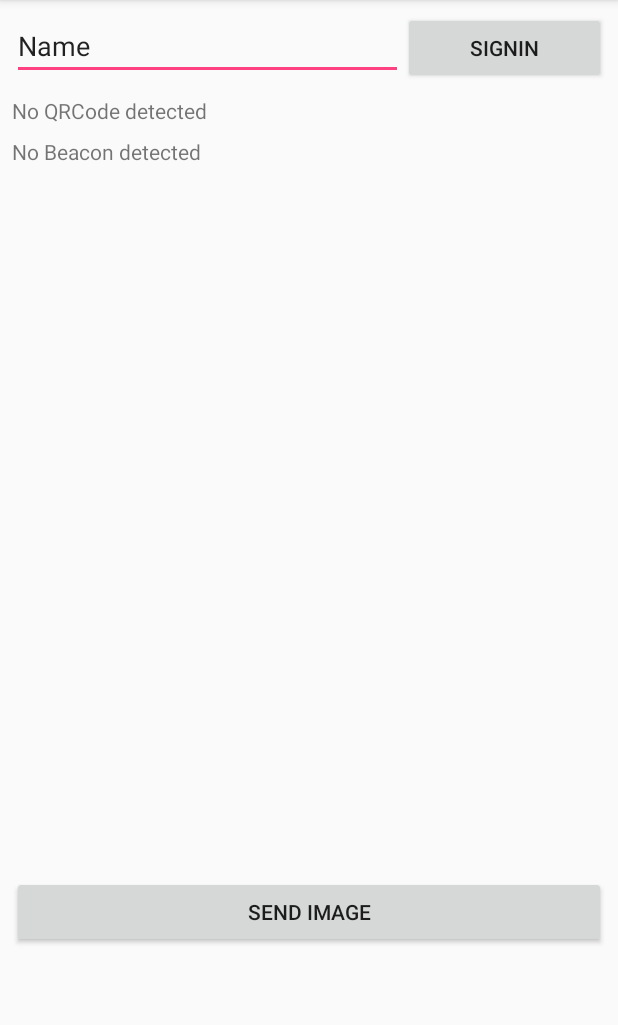
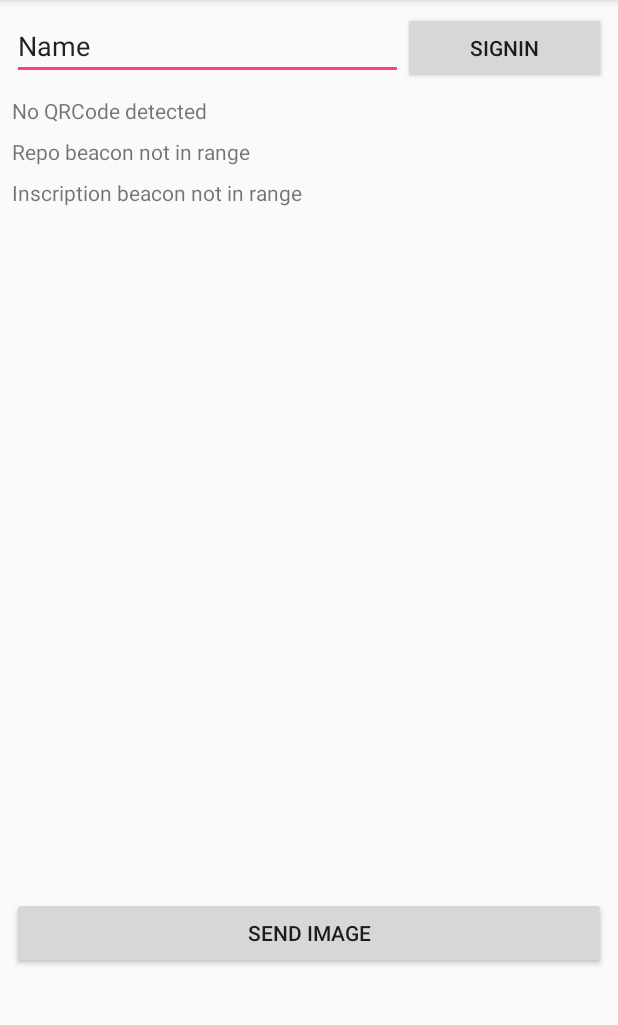
Before and after one commit to florian-texier/soc-3A-necas-bonnet, an Android app: the screen it shows after launch (MainActivity), on a phone screen of 412 x 824 dp, the part 84-1109 px from its top. Run offline under Robolectric (Android 15) with nearby library versions, the phone set to English and light mode, and no system bars; our stand-ins replace Volley; libraries missing offline, so code that uses them is left out: com.google.android.gms, org.altbeacon.beacon; 12 statements that could not run were skipped.

Commit message:
Serveur Local :D

```diff
--- a/geocasher-android/geocasher/app/src/main/java/com/example/floriannecas/geocasher/MainActivity.java
+++ b/geocasher-android/geocasher/app/src/main/java/com/example/floriannecas/geocasher/MainActivity.java
@@ -6,7 +6,6 @@ import android.content.DialogInterface;
 import android.content.Intent;
 import android.content.SharedPreferences;
 import android.content.pm.PackageManager;
-import android.net.Uri;
 import android.os.Build;
 import android.support.annotation.NonNull;
 import android.support.v4.app.ActivityCompat;
@@ -17,7 +16,6 @@ import android.util.SparseArray;
 import android.view.View;
 import android.widget.Button;
 import android.widget.EditText;
-import android.widget.ImageView;
 import android.widget.ListAdapter;
 import android.widget.ListView;
 import android.widget.SimpleAdapter;
@@ -30,8 +28,10 @@ import org.json.JSONObject;
 
 import android.os.RemoteException;
 import android.support.v7.app.AlertDialog;
+import android.widget.Toast;
 
 
+import com.android.volley.DefaultRetryPolicy;
 import com.android.volley.Request;
 import com.android.volley.RequestQueue;
 import com.android.volley.Response;
@@ -46,8 +46,8 @@ import com.google.android.gms.vision.barcode.BarcodeDetector;
 import java.util.ArrayList;
 import java.util.Collection;
 import java.util.HashMap;
-import java.util.HashSet;
-import java.util.Set;
+
+import static java.lang.String.format;
 
 
 public class MainActivity extends AppCompatActivity implements BeaconConsumer{
@@ -55,7 +55,7 @@ public class MainActivity extends AppCompatActivity implements BeaconConsumer{
     static final int REQUEST_PERMCAM = 1;
     public static final String MyPREFERENCES = "MyPrefs" ;
     int PERMISSION_ALL = 1;
-    String BASE_URL = "https://polar-bayou-90643.herokuapp.com/";
+    String BASE_URL = "http://172.30.0.147:5001/";
 
     static final String TAG = "Geocasher";
 
@@ -65,7 +65,8 @@ public class MainActivity extends AppCompatActivity implements BeaconConsumer{
 
     // View Components
     TextView mQrCodeLabel;
-    TextView mBeaconLabel;
+    TextView mBeaconInscLabel;
+    TextView mBeaconDepLabel;
     Button mbtnSelectImage;
     Button mbtnSignIn;
     EditText mNameEditor;
@@ -85,10 +86,12 @@ public class MainActivity extends AppCompatActivity implements BeaconConsumer{
 
         mList = (ListView) findViewById(R.id.listView);
         mQrCodeLabel = (TextView) findViewById(R.id.QrCodeLabel);
-        mBeaconLabel = (TextView) findViewById(R.id.BeaconLabel);
+        mBeaconInscLabel = (TextView) findViewById(R.id.BeaconInscDistance);
+        mBeaconDepLabel = (TextView) findViewById(R.id.BeaconDepDistance);
         mbtnSelectImage = (Button) findViewById(R.id.btnSelectImage);
         mbtnSignIn = (Button) findViewById(R.id.btnSignIn);
         mNameEditor = (EditText) findViewById(R.id.nameEditor);
+        mRequestQueue = Volley.newRequestQueue(this);
 
 
         SharedPreferences prefs = getSharedPreferences(MyPREFERENCES, MODE_PRIVATE);
@@ -121,9 +124,6 @@ public class MainActivity extends AppCompatActivity implements BeaconConsumer{
             }
         });
 
-
-        mRequestQueue = Volley.newRequestQueue(this);
-
     }
 
     /************************* Screen interact *************************/
@@ -136,11 +136,20 @@ public class MainActivity extends AppCompatActivity implements BeaconConsumer{
         });
     }
 
-    void displayBeacon(final String message) {
+    void displayInscBeacon(final String message) {
         runOnUiThread(new Runnable() {
             @Override
             public void run() {
-                mBeaconLabel.setText(message);
+                mBeaconInscLabel.setText(message);
+            }
+        });
+    }
+
+    void displayRepBeacon(final String message) {
+        runOnUiThread(new Runnable() {
+            @Override
+            public void run() {
+                mBeaconDepLabel.setText(message);
             }
         });
     }
@@ -273,10 +282,20 @@ public class MainActivity extends AppCompatActivity implements BeaconConsumer{
             @Override
             public void didRangeBeaconsInRegion(Collection<Beacon> collection, Region region) {
                 for(Beacon beacon : collection) {
-                    //displayBeacon(Double.toString(beacon.getDistance()));
-                    //Log.i(TAG, "Detected beacon : " + beacon.getId1());
-                    //Log.i(TAG, "Detected beacon @ distance " + beacon.getDistance());
-                    displayBeacon("Beacon distance : " + Double.toString(beacon.getDistance()));
+                    //Log.i(TAG, "Detected beacon : " + beacon.getId1().toString());
+                    //Log.i(TAG, "ID2 : " + beacon.getId2().toString());
+                    if (beacon.getId1().toString().equals("0xdeadbeef1ee7cafebabe")) {
+                        //Log.i(TAG, "ID passed : " + beacon.getId2().toString());
+                        if (beacon.getId2().toString().equals("0xc0ffee0ff1c3")){
+                            //Log.i(TAG, "Repo beacon");
+                            displayRepBeacon("Beacon Repo distance : " + format("%.2f", beacon.getDistance()) + " m");
+                        }
+                        else if (beacon.getId2().toString().equals("0xc0ffee0ff1ce")){
+                            //Log.i(TAG, "Depo beacon");
+                            displayInscBeacon("Beacon Insc distance : " + format("%.2f", beacon.getDistance())+ " m");
+                        }
+                    }
+
                     changeBtnImageState(true);
                 }
             }
@@ -326,6 +345,7 @@ public class MainActivity extends AppCompatActivity implements BeaconConsumer{
             // do nothing
         }
 
+
         Response.Listener<JSONObject> onSuccess = new Response.Listener<JSONObject>() {
             @Override
             public void onResponse(JSONObject response) {
@@ -350,12 +370,15 @@ public class MainActivity extends AppCompatActivity implements BeaconConsumer{
             @Override
             public void onErrorResponse(VolleyError error) {
                 Log.i(TAG, "Erreur inscription");
+                Toast toast = Toast.makeText(MainActivity.this, "Utilisateur déja inscrit", Toast.LENGTH_LONG);
+                toast.show();
             }
         };
 
         Log.e(TAG, postData.toString());
         JsonObjectRequest request = new JsonObjectRequest(Request.Method.POST, endpointUrl, postData, onSuccess, onError);
 
+        request.setRetryPolicy(new DefaultRetryPolicy(5000, DefaultRetryPolicy.DEFAULT_MAX_RETRIES, DefaultRetryPolicy.DEFAULT_BACKOFF_MULT));
         mRequestQueue.add(request);
     }
 
@@ -389,14 +412,4 @@ public class MainActivity extends AppCompatActivity implements BeaconConsumer{
         Intent intent = new Intent(this, ImageActivity.class);
         startActivity(intent);
     }
-
-    private void showAlertDialog(String title, String message, DialogInterface.OnDismissListener onDismissListener) {
-        final AlertDialog.Builder builder = new AlertDialog.Builder(this);
-        builder.setTitle(title);
-        builder.setMessage(message);
-        builder.setPositiveButton(android.R.string.ok, null);
-        if (onDismissListener != null) builder.setOnDismissListener(onDismissListener);
-        builder.show();
-    }
-
 }
--- a/geocasher-android/geocasher/app/src/main/res/layout/activity_main.xml
+++ b/geocasher-android/geocasher/app/src/main/res/layout/activity_main.xml
@@ -49,13 +49,25 @@
             </LinearLayout>
 
             <TextView
-                android:id="@+id/BeaconLabel"
+                android:id="@+id/BeaconInscDistance"
                 android:layout_width="match_parent"
                 android:layout_height="wrap_content"
                 android:layout_marginEnd="8dp"
                 android:layout_marginStart="8dp"
                 android:layout_marginTop="8dp"
-                android:text="No Beacon detected"
+                android:text="Inscription beacon not in range"
+                app:layout_constraintEnd_toEndOf="parent"
+                app:layout_constraintStart_toStartOf="parent"
+                app:layout_constraintTop_toBottomOf="@+id/BeaconDepDistance" />
+
+            <TextView
+                android:id="@+id/BeaconDepDistance"
+                android:layout_width="match_parent"
+                android:layout_height="wrap_content"
+                android:layout_marginEnd="8dp"
+                android:layout_marginStart="8dp"
+                android:layout_marginTop="8dp"
+                android:text="Repo beacon not in range"
                 app:layout_constraintEnd_toEndOf="parent"
                 app:layout_constraintStart_toStartOf="parent"
                 app:layout_constraintTop_toBottomOf="@+id/QrCodeLabel" />
@@ -86,7 +98,7 @@
                 app:layout_constraintEnd_toEndOf="parent"
                 app:layout_constraintHorizontal_bias="0.0"
                 app:layout_constraintStart_toStartOf="parent"
-                app:layout_constraintTop_toBottomOf="@+id/BeaconLabel" />
+                app:layout_constraintTop_toBottomOf="@+id/BeaconInscDistance" />
 
             <Button
                 android:id="@+id/btnSelectImage"
```
Also changed, not shown: geocasher-android/geocasher/app/src/main/java/com/example/floriannecas/geocasher/ImageActivity.java (+5 -2 lines), 7 other files.
